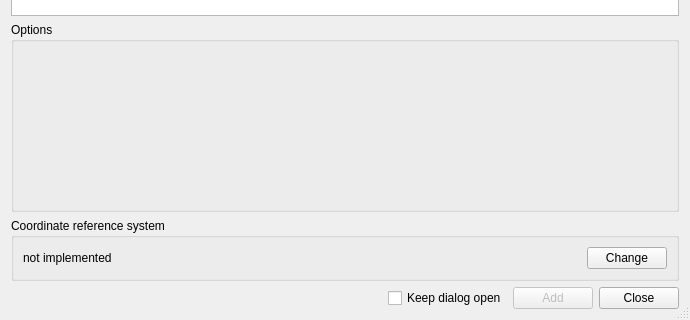
Old version of the form ui/dlg_server_connections.ui in the repository geometalab/Vector-Tiles-Reader-QGIS-Plugin; both pictures show x 0 to 690 and y 167 to 487 of the 690 by 487 pixel window.
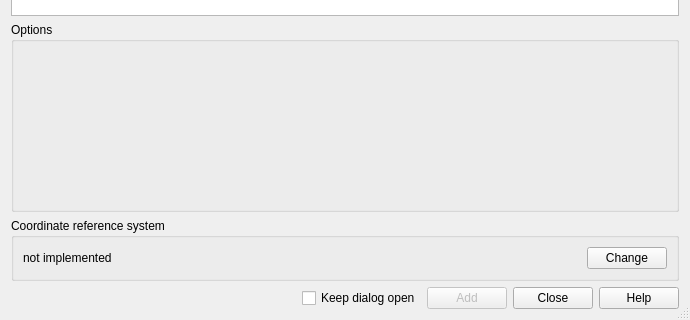
New version of the form.

Commit message: * help button added

Diff of the .ui file:
```diff
--- a/ui/dlg_server_connections.ui
+++ b/ui/dlg_server_connections.ui
@@ -209,7 +209,7 @@
     </widget>
    </item>
    <item row="4" column="0">
-    <layout class="QHBoxLayout" name="horizontalLayout" stretch="1,0,0">
+    <layout class="QHBoxLayout" name="horizontalLayout" stretch="1,0,0,0">
      <item alignment="Qt::AlignRight|Qt::AlignVCenter">
       <widget class="QCheckBox" name="chkKeepOpen">
        <property name="text">
@@ -246,6 +246,19 @@
        </property>
       </widget>
      </item>
+     <item>
+      <widget class="QPushButton" name="btnHelp">
+       <property name="minimumSize">
+        <size>
+         <width>80</width>
+         <height>0</height>
+        </size>
+       </property>
+       <property name="text">
+        <string>Help</string>
+       </property>
+      </widget>
+     </item>
     </layout>
    </item>
   </layout>
```
The commit also changes 4 other files.
